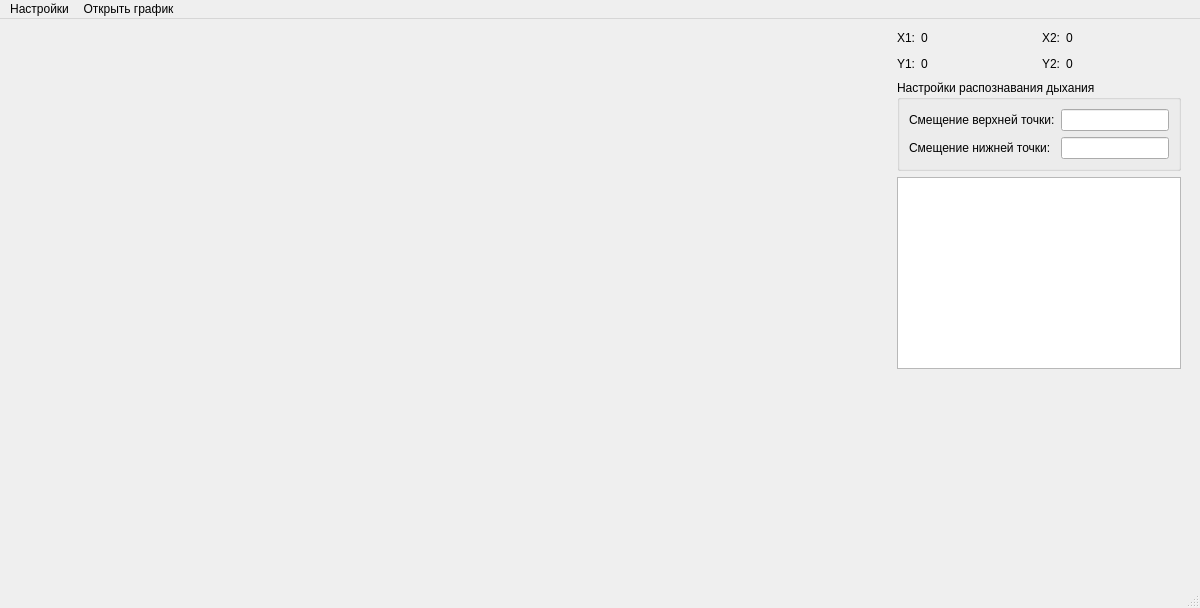
Before: the Qt Designer form data/ui/main_window.ui in gg-master/VISDOM_project, drawn with Qt 5.
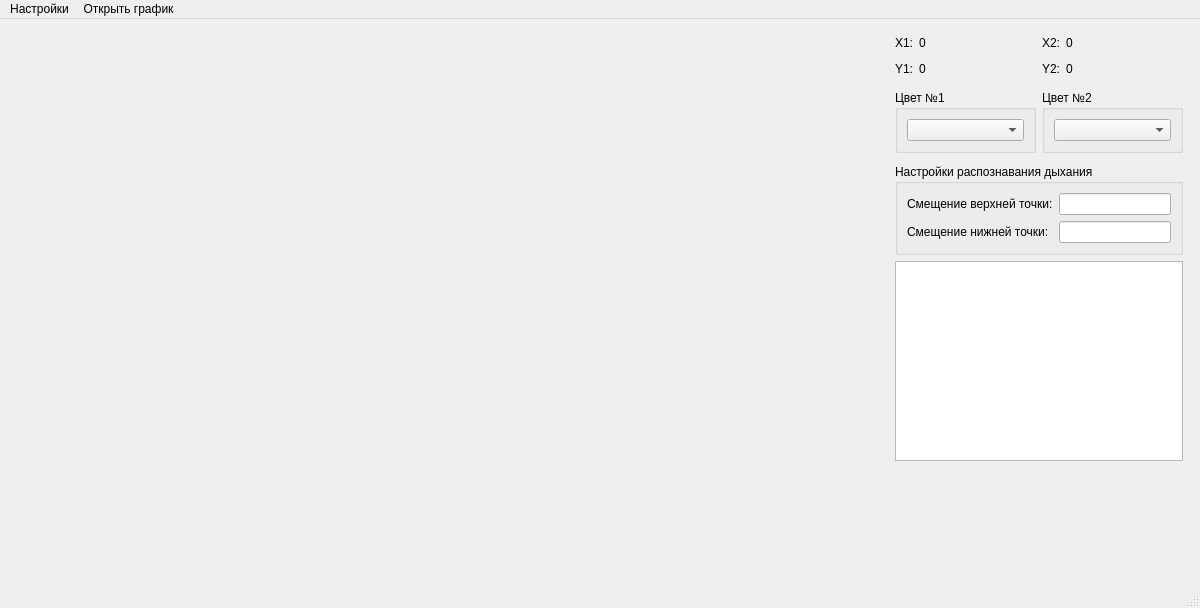
After: the same form once the commit is applied. Custom widgets are drawn as their Qt base class.

Patch:
```diff
--- a/data/ui/main_window.ui
+++ b/data/ui/main_window.ui
@@ -11,10 +11,10 @@
    </rect>
   </property>
   <property name="windowTitle">
-   <string>MainWindow</string>
+   <string>Главное окно</string>
   </property>
   <widget class="QWidget" name="centralwidget">
-   <layout class="QHBoxLayout" name="horizontalLayout">
+   <layout class="QHBoxLayout" name="horizontalLayout_4">
     <item>
      <widget class="QLabel" name="MainVideoBox">
       <property name="sizePolicy">
@@ -36,8 +36,11 @@
     </item>
     <item>
      <layout class="QVBoxLayout" name="verticalLayout">
+      <property name="topMargin">
+       <number>5</number>
+      </property>
       <property name="rightMargin">
-       <number>10</number>
+       <number>8</number>
       </property>
       <item>
        <layout class="QGridLayout" name="gridLayout">
@@ -135,6 +138,83 @@
         </item>
        </layout>
       </item>
+      <item>
+       <spacer name="verticalSpacer_2">
+        <property name="orientation">
+         <enum>Qt::Vertical</enum>
+        </property>
+        <property name="sizeType">
+         <enum>QSizePolicy::Fixed</enum>
+        </property>
+        <property name="sizeHint" stdset="0">
+         <size>
+          <width>20</width>
+          <height>5</height>
+         </size>
+        </property>
+       </spacer>
+      </item>
+      <item>
+       <layout class="QHBoxLayout" name="horizontalLayout">
+        <item>
+         <widget class="QGroupBox" name="groupBox_2">
+          <property name="title">
+           <string>Цвет №1</string>
+          </property>
+          <layout class="QHBoxLayout" name="horizontalLayout_2">
+           <item>
+            <widget class="ComboBoxPDrDwSi" name="curr_color_1">
+             <property name="enabled">
+              <bool>true</bool>
+             </property>
+             <property name="editable">
+              <bool>false</bool>
+             </property>
+             <property name="placeholderText">
+              <string>Выберите цвет</string>
+             </property>
+             <property name="frame">
+              <bool>true</bool>
+             </property>
+            </widget>
+           </item>
+          </layout>
+         </widget>
+        </item>
+        <item>
+         <widget class="QGroupBox" name="groupBox_3">
+          <property name="title">
+           <string>Цвет №2</string>
+          </property>
+          <layout class="QHBoxLayout" name="horizontalLayout_3">
+           <item>
+            <widget class="ComboBoxPDrDwSi" name="curr_color_2">
+             <property name="placeholderText">
+              <string>Выберите цвет</string>
+             </property>
+            </widget>
+           </item>
+          </layout>
+         </widget>
+        </item>
+       </layout>
+      </item>
+      <item>
+       <spacer name="verticalSpacer_3">
+        <property name="orientation">
+         <enum>Qt::Vertical</enum>
+        </property>
+        <property name="sizeType">
+         <enum>QSizePolicy::Fixed</enum>
+        </property>
+        <property name="sizeHint" stdset="0">
+         <size>
+          <width>20</width>
+          <height>5</height>
+         </size>
+        </property>
+       </spacer>
+      </item>
       <item>
        <widget class="QGroupBox" name="groupBox">
         <property name="title">
@@ -203,13 +283,19 @@
        </widget>
       </item>
       <item>
-       <widget class="PlotWidget" name="graphicsView">
+       <widget class="GraphicsLayoutWidget" name="graphicsView">
         <property name="sizePolicy">
          <sizepolicy hsizetype="Preferred" vsizetype="Fixed">
           <horstretch>0</horstretch>
           <verstretch>0</verstretch>
          </sizepolicy>
         </property>
+        <property name="minimumSize">
+         <size>
+          <width>0</width>
+          <height>200</height>
+         </size>
+        </property>
        </widget>
       </item>
       <item>
@@ -267,7 +353,12 @@
  </widget>
  <customwidgets>
   <customwidget>
-   <class>PlotWidget</class>
+   <class>ComboBoxPDrDwSi</class>
+   <extends>QComboBox</extends>
+   <header>modules.myQElements</header>
+  </customwidget>
+  <customwidget>
+   <class>GraphicsLayoutWidget</class>
    <extends>QGraphicsView</extends>
    <header>pyqtgraph</header>
   </customwidget>
```
